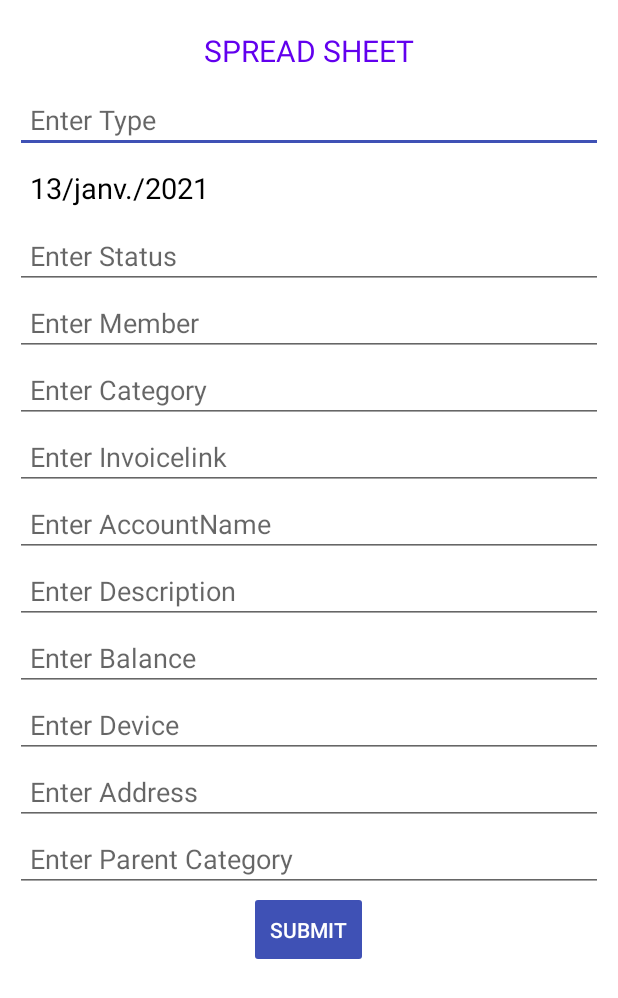
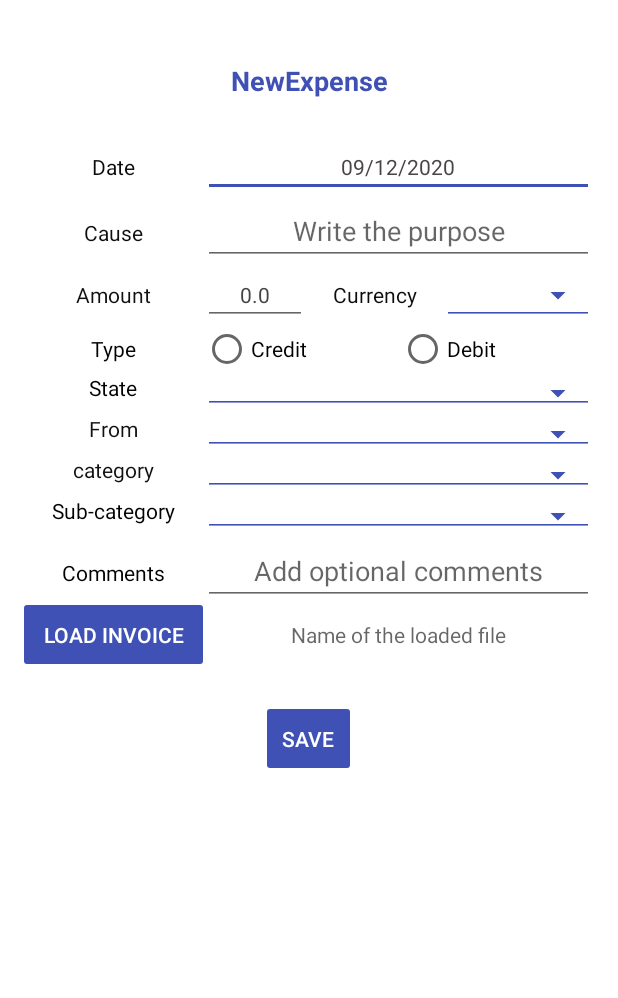
Before and after one commit to tristangh/FIR, an Android app: the AddExpense screen opened directly, with no data from a screen before it, on a phone screen of 412 x 824 dp. Shown: the top 998 px of the screen. Run offline under Robolectric (Android 15) with nearby library versions, the phone set to English and light mode, and no system bars; our stand-ins replace Firebase (no records; nobody signed in at launch, a user with empty details on screens opened directly), Volley.

Commit message:
Add expense

```diff
--- a/app/build.gradle
+++ b/app/build.gradle
@@ -44,6 +44,7 @@ dependencies {
     implementation 'androidx.legacy:legacy-support-v4:1.0.0'
     implementation 'com.google.android.material:material:1.2.1'
     implementation 'com.google.firebase:firebase-core:16.0.4'
+    implementation 'androidx.work:work-runtime:2.2.0'
     testImplementation 'junit:junit:4.12'
     androidTestImplementation 'androidx.test.ext:junit:1.1.2'
     androidTestImplementation 'androidx.test.espresso:espresso-core:3.3.0'
--- a/app/src/main/java/com/example/MyTreasury/AddExpense.java
+++ b/app/src/main/java/com/example/MyTreasury/AddExpense.java
@@ -9,7 +9,9 @@ import android.view.View;
 import android.widget.Button;
 import android.widget.DatePicker;
 import android.widget.EditText;
+import android.widget.RadioButton;
 import android.widget.RelativeLayout;
+import android.widget.Spinner;
 import android.widget.TextView;
 import android.widget.Toast;
 
@@ -20,6 +22,8 @@ import com.android.volley.Response;
 import com.android.volley.VolleyError;
 import com.android.volley.toolbox.StringRequest;
 import com.android.volley.toolbox.Volley;
+import com.google.firebase.database.DatabaseReference;
+import com.google.firebase.database.FirebaseDatabase;
 
 import java.text.SimpleDateFormat;
 import java.util.Calendar;
@@ -28,36 +32,51 @@ import java.util.Locale;
 import java.util.Map;
 
 public class AddExpense extends AppCompatActivity {
-    EditText enter_type,enter_status,enter_member,enter_category,enter_link,
-            enter_account_name,enter_description,enter_balance,enter_device,enter_address,enter_parent_cat;
-    TextView enter_date;
 
-    Button button;
+    EditText input_date;
+    EditText input_cause;
+    EditText input_amount;
+    Spinner spinnerCurrency;
+    RadioButton radioCredit;
+    RadioButton radioDebit;
+    Spinner spinnerState;
+    Spinner spinnerPayer;
+    Spinner spinnerCategory;
+    Spinner spinnerSubCategory;
+    EditText input_comments;
+    Button load_button;
+    Button save_button;
+
     RelativeLayout rel_start_date;
     String startDate;
     Calendar myCalendar = Calendar.getInstance();
-    String url = "https://script.google.com/macros/s/AKfycbzFHvaFjsZqWWPAAaCfsc79NJkyEKD7pUs0fewvivog-vAUUd-BFIPV/exec";
+
+    private DatabaseReference mDatabase;
 
     @Override
     protected void onCreate(Bundle savedInstanceState) {
         super.onCreate(savedInstanceState);
-        setContentView(R.layout.activity_sheet);
+        setContentView(R.layout.addexpenseview);
 
-        enter_type = findViewById(R.id.enter_type);
-        enter_date = findViewById(R.id.enter_date);
-        enter_status = findViewById(R.id.enter_status);
-        enter_member = findViewById(R.id.enter_member);
-        enter_category = findViewById(R.id.enter_category);
-        enter_link = findViewById(R.id.enter_link);
-        enter_account_name = findViewById(R.id.enter_account_name);
-        enter_description = findViewById(R.id.enter_description);
-        enter_balance = findViewById(R.id.enter_balance);
-        enter_device = findViewById(R.id.enter_device);
-        enter_address = findViewById(R.id.enter_address);
-        enter_parent_cat = findViewById(R.id.enter_parent_cat);
-        button = findViewById(R.id.button);
+        mDatabase = FirebaseDatabase.getInstance().getReference().child("ExpenseData");
+
+        input_date = findViewById(R.id.input_date);
+        input_cause = findViewById(R.id.input_cause);
+        input_amount = findViewById(R.id.input_amount);
+        spinnerCurrency = findViewById(R.id.spinnerCurrency);
+        spinnerCurrency = findViewById(R.id.spinnerCurrency);
+        radioCredit = findViewById(R.id.radioCredit);
+        radioDebit = findViewById(R.id.radioDebit);
+        spinnerState = findViewById(R.id.spinnerState);
+        spinnerPayer = findViewById(R.id.spinnerPayer);
+        spinnerCategory = findViewById(R.id.spinnerCategory);
+        spinnerSubCategory = findViewById(R.id.spinnerSubCategory);
+        input_comments = findViewById(R.id.input_comments);
+        load_button = findViewById(R.id.load_button);
+        save_button = findViewById(R.id.save_button);
+
+/*
         rel_start_date = findViewById(R.id.rel_start_date);
-
         rel_start_date.setOnClickListener(new View.OnClickListener() {
             @Override
             public void onClick(View v) {
@@ -77,29 +96,48 @@ public class AddExpense extends AppCompatActivity {
                 datePickerDialog.getDatePicker().setMinDate(System.currentTimeMillis() - 1000);
                 datePickerDialog.show();
             }
-        });
+          });
+ */
 
-        button.setOnClickListener(new View.OnClickListener() {
+
+        save_button.setOnClickListener(new View.OnClickListener() {
             @Override
             public void onClick(View view) {
-                insertData(enter_type.getText().toString().trim(),enter_status.getText().toString().trim(),enter_member.getText().toString().trim(),enter_category.getText().toString().trim(),enter_link.getText().toString().trim(),
-                        enter_account_name.getText().toString().trim(),enter_description.getText().toString().trim(),enter_balance.getText().toString().trim(),enter_device.getText().toString().trim(),enter_address.getText().toString().trim(),
-                        enter_parent_cat.getText().toString().trim(),enter_date.getText().toString().trim());
+
+                String id = mDatabase.push().getKey();
+                String date = input_date.getText().toString();
+                String cause = input_cause.getText().toString();
+                String amount = input_amount.getText().toString();
+                String currency = spinnerCurrency.getSelectedItem().toString();
+                String type = "";
+                String state = "";
+                String payer = "";
+                String category = "";
+                String subcategory = "";
+                String comments = input_comments.getText().toString();
+                String img_id = "";
+
+                Data data = new Data(id, date, cause, amount, currency, type,state, payer, category, subcategory, comments, img_id);
+                //.trim()
+                mDatabase.child(id).setValue(data);
+
             }
         });
 
-        setStartDate();
+        //setStartDate();
     }
 
-
+/*
     private void setStartDate(){
         Calendar startSelectionDate = Calendar.getInstance();
 
         SimpleDateFormat sdf = new SimpleDateFormat("dd/MMM/yyyy", Locale.FRANCE);
         startDate = sdf.format(startSelectionDate.getTime());
-        enter_date.setText(sdf.format(startSelectionDate.getTime()));
+        input_date.setText(sdf.format(startSelectionDate.getTime()));
 
     }
+
+
 
     DatePickerDialog.OnDateSetListener dateFrom = new DatePickerDialog.OnDateSetListener() {
 
@@ -119,7 +157,7 @@ public class AddExpense extends AppCompatActivity {
     private void updateLabelFrom() {
         SimpleDateFormat sdf = new SimpleDateFormat("dd/MMM/yyyy", Locale.FRANCE);
         startDate = sdf.format(myCalendar.getTime());
-        enter_date.setText(sdf.format(myCalendar.getTime()));
+        input_date.setText(sdf.format(myCalendar.getTime()));
     }
 
     public void insertData(final String enter_type, final String enter_status, final String enter_member,
@@ -133,7 +171,7 @@ public class AddExpense extends AppCompatActivity {
             public void onResponse(String response) {
                 loading.dismiss();
                 Toast.makeText(AddExpense.this,response,Toast.LENGTH_LONG).show();
-                empty();
+                //empty();
 
             }
         }, new Response.ErrorListener() {
@@ -163,12 +201,17 @@ public class AddExpense extends AppCompatActivity {
                 return params;
             }
         };
- //       int socketTimeOut = 50000;
-//        RetryPolicy retryPolicy = new DefaultRetryPolicy(socketTimeOut,0,DefaultRetryPolicy.DEFAULT_BACKOFF_MULT);
- //       stringRequest.setRetryPolicy(retryPolicy);
+
+//       int socketTimeOut = 50000;
+//       RetryPolicy retryPolicy = new DefaultRetryPolicy(socketTimeOut,0,DefaultRetryPolicy.DEFAULT_BACKOFF_MULT);
+//       stringRequest.setRetryPolicy(retryPolicy);
+
         RequestQueue addQueue = Volley.newRequestQueue(AddExpense.this);
         addQueue.add(stringRequest);
     }
+
+ */
+    /*
     public void empty(){
         enter_type.setText("");
         enter_status.setText("");
@@ -181,10 +224,9 @@ public class AddExpense extends AppCompatActivity {
         enter_device.setText("");
         enter_address.setText("");
         enter_parent_cat.setText("");
+    }
 
-
-
-    }
+     */
 
 
 }
--- a/app/src/main/res/layout/activity_sheet.xml
+++ b/app/src/main/res/layout/activity_sheet.xml
@@ -125,7 +125,7 @@
             tools:ignore="MissingConstraints"/>
 
         <Button
-            android:id="@+id/button"
+            android:id="@+id/save_button"
             android:layout_width="wrap_content"
             android:layout_height="wrap_content"
             android:layout_gravity="center"
--- a/app/src/main/res/layout/addexpenseview.xml
+++ b/app/src/main/res/layout/addexpenseview.xml
@@ -3,6 +3,7 @@
     xmlns:tools="http://schemas.android.com/tools"
     android:layout_width="match_parent"
     android:layout_height="wrap_content"
+    android:autofillHints="EUR"
     android:background="#FFFFFF"
     android:orientation="vertical"
     android:paddingLeft="@dimen/activity_horizontal_margin"
@@ -38,89 +39,16 @@
         android:orientation="horizontal">
 
         <TextView
-            android:id="@+id/textView"
-            android:layout_width="119dp"
-            android:layout_height="wrap_content"
-            android:text="From"
-            android:textAlignment="center"
-            android:textColor="#121111"
-            tools:text="Payed by" />
-
-
-        <EditText
-            android:id="@+id/editTextTextPersonName"
-            android:layout_width="match_parent"
-            android:layout_height="wrap_content"
-            android:ems="10"
-            android:inputType="textPersonName"
-            android:text="Your company or name Address"
-            android:textColor="#7C7676"
-            android:textSize="14sp" />
-    </LinearLayout>
-
-    <LinearLayout
-        android:layout_width="match_parent"
-        android:layout_height="match_parent"
-        android:orientation="horizontal">
-
-        <TextView
-            android:id="@+id/textView2"
-            android:layout_width="119dp"
-            android:layout_height="wrap_content"
-            android:text="category"
-            android:textAlignment="center"
-            android:textColor="#121111"
-            tools:text="Category" />
-
-        <EditText
-            android:id="@+id/editTextTextPersonName2"
-            android:layout_width="match_parent"
-            android:layout_height="wrap_content"
-            android:ems="10"
-            android:inputType="textPersonName"
-            android:text="Your customer's billing address"
-            android:textColor="#8E8B8B"
-            android:textSize="14sp" />
-    </LinearLayout>
-
-    <LinearLayout
-        android:layout_width="match_parent"
-        android:layout_height="match_parent"
-        android:orientation="horizontal">
-
-        <TextView
-            android:id="@+id/textView3"
-            android:layout_width="119dp"
-            android:layout_height="wrap_content"
-            android:text="Invoice_num"
-            android:textAlignment="center"
-            android:textColor="#121111"
-            tools:text="Invoice number" />
-
-        <EditText
-            android:id="@+id/editTextNumber2"
-            android:layout_width="match_parent"
-            android:layout_height="wrap_content"
-            android:ems="10"
-            android:inputType="number" />
-    </LinearLayout>
-
-    <LinearLayout
-        android:layout_width="match_parent"
-        android:layout_height="match_parent"
-        android:orientation="horizontal">
-
-        <TextView
             android:id="@+id/textView4"
             android:layout_width="119dp"
             android:layout_height="wrap_content"
-            android:text="invoice_date"
+            android:text="Date"
             android:textAlignment="center"
             android:textColor="#0B0A0A"
-            tools:text="Invoice Date" />
+            tools:text="Date" />
 
         <EditText
-            android:id="@+id/editTextDate2"
+            android:id="@+id/input_date"
             android:layout_width="match_parent"
             android:layout_height="wrap_content"
             android:ems="10"
@@ -131,6 +59,30 @@
             android:textSize="14sp" />
     </LinearLayout>
 
+    <LinearLayout
+        android:layout_width="match_parent"
+        android:layout_height="match_parent"
+        android:orientation="horizontal">
+
+        <TextView
+            android:id="@+id/textView5"
+            android:layout_width="119dp"
+            android:layout_height="wrap_content"
+            android:text="Cause"
+            android:textAlignment="center"
+            android:textColor="#0E0D0D"
+            tools:text="Cause" />
+
+        <EditText
+            android:id="@+id/input_cause"
+            android:layout_width="match_parent"
+            android:layout_height="wrap_content"
+            android:ems="10"
+            android:gravity="start|top"
+            android:hint="Write the purpose"
+            android:inputType="textMultiLine"
+            android:textAlignment="center" />
+    </LinearLayout>
 
     <LinearLayout
         android:layout_width="match_parent"
@@ -147,7 +99,7 @@
             tools:text="Amount" />
 
         <EditText
-            android:id="@+id/editTextNumberDecimal"
+            android:id="@+id/input_amount"
             android:layout_width="69dp"
             android:layout_height="wrap_content"
             android:ems="10"
@@ -166,24 +118,19 @@
             android:textColor="#0E0B0B"
             tools:text="Currency" />
 
-        <MultiAutoCompleteTextView
-            android:id="@+id/multiAutoCompleteTextView"
+        <Spinner
+            android:id="@+id/spinnerCurrency"
             android:layout_width="match_parent"
             android:layout_height="match_parent"
-            android:text="EUR"
-            android:textColor="#454242"
-            android:textSize="14sp" />
+            android:layout_weight="1"
+            android:autofillHints="EUR" /><![CDATA[
 
 
         />
 
 
+    ]]>
     </LinearLayout>
-
-    <LinearLayout
-        android:layout_width="match_parent"
-        android:layout_height="match_parent"
-        android:orientation="horizontal"/>
 
     <LinearLayout
         android:layout_width="match_parent"
@@ -191,26 +138,169 @@
         android:orientation="horizontal">
 
         <TextView
-            android:id="@+id/textView5"
+            android:id="@+id/textView8"
             android:layout_width="119dp"
             android:layout_height="wrap_content"
-            android:text="Description"
+            android:text="Type"
+            android:textAlignment="center" />
+
+        <RadioButton
+            android:id="@+id/radioCredit"
+            android:layout_width="match_parent"
+            android:layout_height="wrap_content"
+            android:layout_weight="1"
+            android:text="Credit" />
+
+        <RadioButton
+            android:id="@+id/radioDebit"
+            android:layout_width="match_parent"
+            android:layout_height="match_parent"
+            android:layout_weight="1"
+            android:text="Debit" />
+
+    </LinearLayout>
+
+    <LinearLayout
+        android:layout_width="match_parent"
+        android:layout_height="match_parent"
+        android:orientation="horizontal">
+
+        <TextView
+            android:id="@+id/textView7"
+            android:layout_width="119dp"
+            android:layout_height="wrap_content"
+            android:gravity="center"
+            android:text="State"
+            android:textAlignment="center" />
+
+        <Spinner
+            android:id="@+id/spinnerState"
+            android:layout_width="match_parent"
+            android:layout_height="wrap_content"
+            android:layout_weight="1" />
+    </LinearLayout>
+
+    <LinearLayout
+        android:layout_width="match_parent"
+        android:layout_height="match_parent"
+        android:orientation="horizontal">
+
+        <TextView
+            android:id="@+id/textView"
+            android:layout_width="119dp"
+            android:layout_height="wrap_content"
+            android:text="From"
             android:textAlignment="center"
-            android:textColor="#0E0D0D"
-            tools:text="Description" />
+            android:textColor="#121111"
+            tools:text="Payed by" />
+
+
+        <Spinner
+            android:id="@+id/spinnerPayer"
+            android:layout_width="match_parent"
+            android:layout_height="wrap_content"
+            android:layout_weight="1" />
+
+    </LinearLayout>
+
+    <LinearLayout
+        android:layout_width="match_parent"
+        android:layout_height="match_parent"
+        android:orientation="horizontal">
+
+        <TextView
+            android:id="@+id/textView2"
+            android:layout_width="119dp"
+            android:layout_height="wrap_content"
+            android:text="category"
+            android:textAlignment="center"
+            android:textColor="#121111"
+            tools:text="Category" />
+
+        <Spinner
+            android:id="@+id/spinnerCategory"
+            android:layout_width="match_parent"
+            android:layout_height="wrap_content"
+            android:layout_weight="1" />
+
+    </LinearLayout>
+
+    <LinearLayout
+        android:layout_width="match_parent"
+        android:layout_height="match_parent"
+        android:orientation="horizontal">
+
+        <TextView
+            android:id="@+id/textView11"
+            android:layout_width="119dp"
+            android:layout_height="wrap_content"
+            android:text="Sub-category"
+            android:textAlignment="center" />
+
+        <Spinner
+            android:id="@+id/spinnerSubCategory"
+            android:layout_width="match_parent"
+            android:layout_height="wrap_content"
+            android:layout_weight="1" />
+    </LinearLayout>
+
+    <LinearLayout
+        android:layout_width="match_parent"
+        android:layout_height="match_parent"
+        android:orientation="horizontal">
+
+        <TextView
+            android:id="@+id/textView14"
+            android:layout_width="119dp"
+            android:layout_height="wrap_content"
+            android:text="Comments"
+            android:textAlignment="center" />
 
         <EditText
-            android:id="@+id/editTextTextMultiLine"
-            android:layout_width="match_parent"
+            android:id="@+id/input_comments"
+            android:layout_width="wrap_content"
             android:layout_height="wrap_content"
+            android:layout_weight="1"
             android:ems="10"
-            android:gravity="start|top"
-            android:inputType="textMultiLine" />
+            android:hint="Add optional comments"
+            android:inputType="textPersonName"
+            android:textAlignment="center" />
     </LinearLayout>
 
+    <LinearLayout
+        android:layout_width="match_parent"
+        android:layout_height="match_parent"
+        android:orientation="horizontal">
+
+        <Button
+            android:id="@+id/load_button"
+            android:layout_width="119dp"
+            android:layout_height="wrap_content"
+            android:text="Load invoice"
+            android:textAlignment="center" />
+
+        <TextView
+            android:id="@+id/txt_invoice"
+            android:layout_width="wrap_content"
+            android:layout_height="wrap_content"
+            android:layout_weight="1"
+            android:hint="Name of the loaded file"
+            android:textAlignment="center" />
+
+    </LinearLayout>
+
+
+    <LinearLayout
+        android:layout_width="match_parent"
+        android:layout_height="match_parent"
+        android:orientation="horizontal" />
+
     <Button
-        android:id="@+id/button"
-        android:layout_width="match_parent"
+        android:id="@+id/save_button"
+        android:layout_width="wrap_content"
         android:layout_height="wrap_content"
-        android:text="Add new item" />
+        android:layout_gravity="center"
+        android:layout_marginTop="30dp"
+        android:gravity="center"
+        android:text="Save" />
 </LinearLayout>
```
Also changed, not shown: app/src/main/java/com/example/MyTreasury/Data.java (+7 -6 lines), app/src/main/java/com/example/MyTreasury/SpreadSheet.java (deleted, +0 -191 lines).
